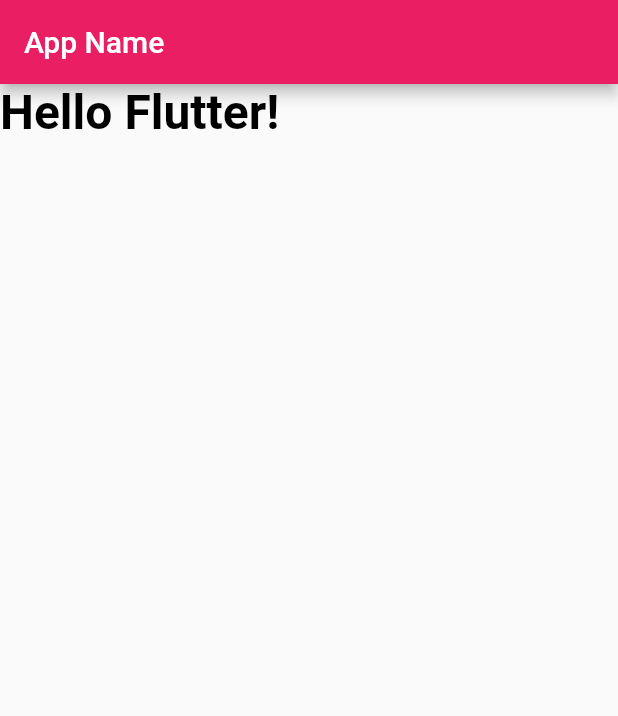
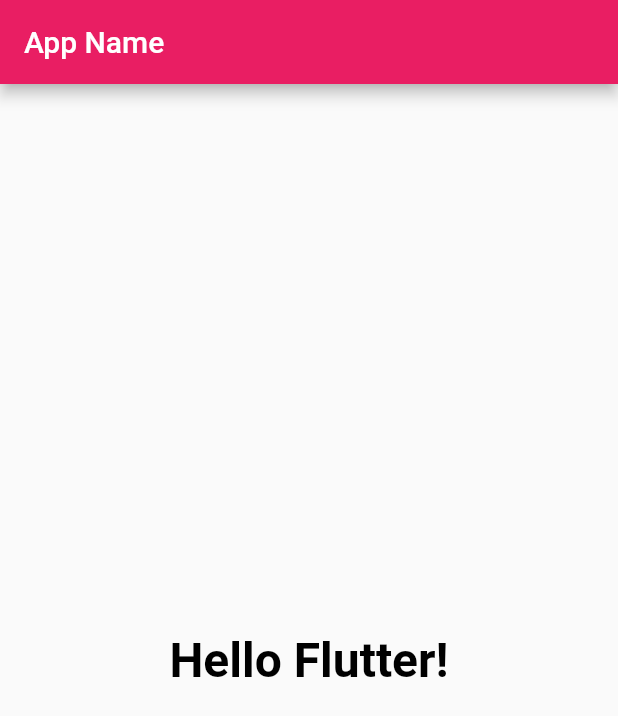
Before and after one commit to naokimakino/introduction-to-flutter3, a Flutter app: the screen it shows after launch, on a phone screen of 412 x 824 dp. Shown: the top 716 px of the screen. Run offline on Flutter 3.47's test engine with Material 2 defaults, Android fonts, the light colour scheme and no system bars.

Commit message:
feat(chapter2): list2_9

```diff
--- a/chpater2/lib/main.dart
+++ b/chpater2/lib/main.dart
@@ -34,7 +34,8 @@
       appBar: AppBar(
         title: const Text('App Name'),
       ),
-      body: const Text(
+      body: const Center(
+        child: Text(
           "Hello Flutter!",
           style: TextStyle(
               fontSize: 32.0,
@@ -42,6 +43,7 @@
               fontWeight: FontWeight.w700,
               fontFamily: "Roboto"),
         ),
+      ),
     );
   }
 }
```
Lines whose indentation alone changed are shown as unchanged.
